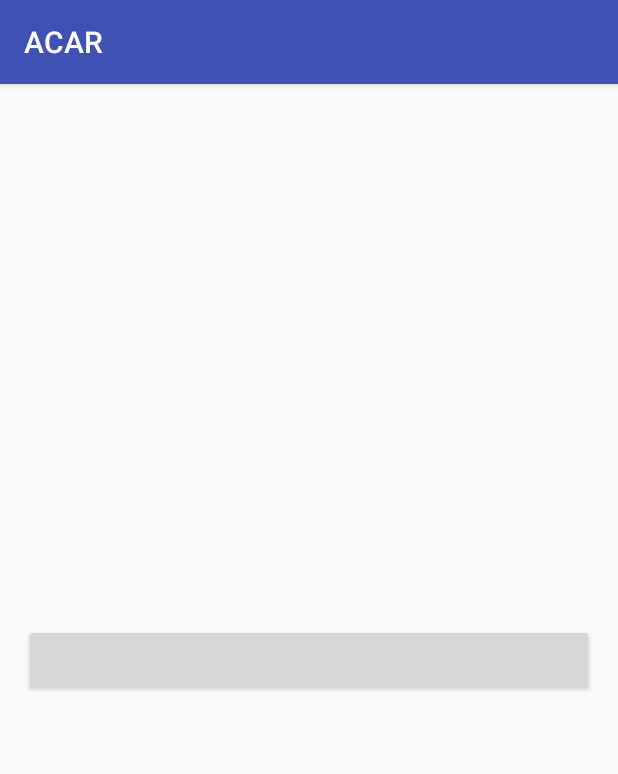
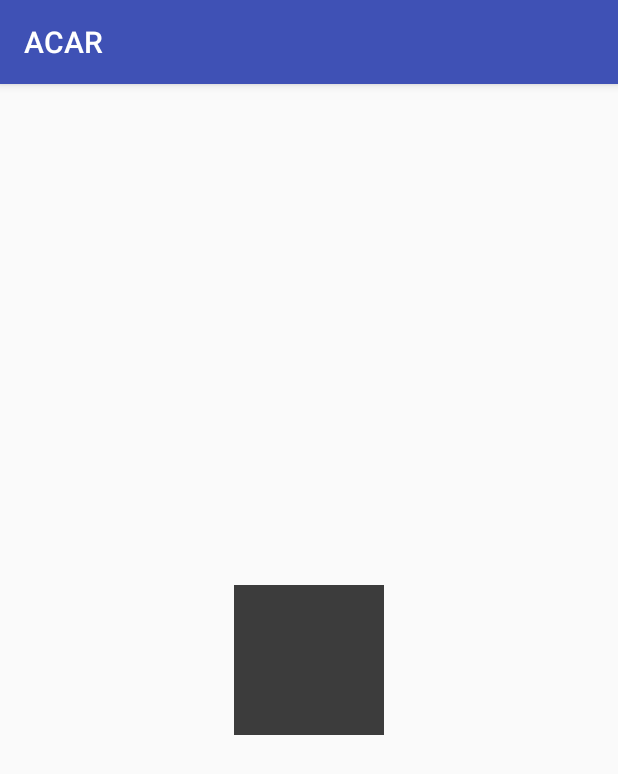
Before and after one commit to buddman1208/ACAR, an Android app: the screen it shows after launch (AuthActivity), on a phone screen of 412 x 824 dp. Shown: the top 774 px of the screen. Run offline under Robolectric (Android 15) with nearby library versions, the phone set to English and light mode, and no system bars; libraries missing offline, so code that uses them is left out: com.facebook, com.facebook.appevents, com.facebook.login; plain views replace LoginButton; 5 statements that could not run were skipped.

Commit message:
[AuthActivity] Implement Fading Animation at AuthActivity

```diff
--- a/app/src/main/java/kr/edcan/acar/activity/AuthActivity.java
+++ b/app/src/main/java/kr/edcan/acar/activity/AuthActivity.java
@@ -2,10 +2,16 @@ package kr.edcan.acar.activity;
 
 import android.content.Intent;
 import android.os.AsyncTask;
+import android.os.Handler;
 import android.support.v4.util.Pair;
 import android.support.v7.app.AppCompatActivity;
 import android.os.Bundle;
 import android.util.Log;
+import android.view.View;
+import android.view.animation.Animation;
+import android.view.animation.AnimationUtils;
+import android.view.animation.TranslateAnimation;
+import android.widget.ImageView;
 import android.widget.Toast;
 
 import com.facebook.CallbackManager;
@@ -27,6 +33,7 @@ import retrofit2.Response;
 
 public class AuthActivity extends AppCompatActivity {
 
+    ImageView logo;
     LoginButton fbLogin;
     CallbackManager manager;
     NetworkInterface service;
@@ -43,6 +50,32 @@ public class AuthActivity extends AppCompatActivity {
         validateUserToken();
     }
 
+    private void animate() {
+        new Handler().postDelayed(new Runnable() {
+            @Override
+            public void run() {
+                TranslateAnimation animation = new TranslateAnimation(0, 0, 0, -500.0f);
+                animation.setDuration(1000);
+                animation.setFillAfter(true);
+                logo.startAnimation(animation);
+                animation.setAnimationListener(new Animation.AnimationListener() {
+                    @Override
+                    public void onAnimationStart(Animation animation) {
+                    }
+                    @Override
+                    public void onAnimationEnd(Animation animation) {
+                        fbLogin.setVisibility(View.VISIBLE);
+                        Animation fadeIn = AnimationUtils.loadAnimation(AuthActivity.this, R.anim.fade_in);
+                        fbLogin.setAnimation(fadeIn);
+                    }
+                    @Override
+                    public void onAnimationRepeat(Animation animation) {
+                    }
+                });
+            }
+        }, 1000);
+    }
+
     private void validateUserToken() {
         Pair<Boolean, User> userPair = dataManager.getActiveUser();
         if (!userPair.first) {
@@ -55,10 +88,12 @@ public class AuthActivity extends AppCompatActivity {
     private void initialize() {
         manager = CallbackManager.Factory.create();
         fbLogin = (LoginButton) findViewById(R.id.auth_facebookbutton);
+        logo = (ImageView) findViewById(R.id.main_logo);
         service = NetworkHelper.getNetworkInstance();
     }
 
     private void setFacebook() {
+        animate();
         LoginManager.getInstance().registerCallback(manager, new FacebookCallback<LoginResult>() {
             @Override
             public void onSuccess(LoginResult loginResult) {
@@ -93,11 +128,16 @@ public class AuthActivity extends AppCompatActivity {
                 public void onResponse(Call<FacebookUser> call, Response<FacebookUser> response) {
                     switch (response.code()) {
                         case 200:
-                            FacebookUser facebookUser = response.body();
+                            final FacebookUser facebookUser = response.body();
                             dataManager.saveFacebookUserInfo(facebookUser);
-                            startActivity(new Intent(AuthActivity.this, MainActivity.class));
-                            Toast.makeText(AuthActivity.this, facebookUser.content.name + " 님 안녕하세요!", Toast.LENGTH_SHORT).show();
-                            finish();
+                            new Handler().postDelayed(new Runnable() {
+                                @Override
+                                public void run() {
+                                    startActivity(new Intent(AuthActivity.this, MainActivity.class));
+                                    Toast.makeText(AuthActivity.this, facebookUser.content.name + " 님 안녕하세요!", Toast.LENGTH_SHORT).show();
+                                    finish();
+                                }
+                            }, 1000);
                             break;
                         case 401:
                             Toast.makeText(AuthActivity.this, "세션이 만료되었습니다.\n다시 로그인해주세요.", Toast.LENGTH_SHORT).show();
--- a/app/src/main/java/kr/edcan/acar/utils/NetworkInterface.java
+++ b/app/src/main/java/kr/edcan/acar/utils/NetworkInterface.java
@@ -4,8 +4,10 @@ import kr.edcan.acar.models.FacebookUser;
 import okhttp3.ResponseBody;
 import retrofit2.Call;
 import retrofit2.http.Field;
+import retrofit2.http.FormUrlEncoded;
 import retrofit2.http.GET;
 import retrofit2.http.POST;
+import retrofit2.http.Query;
 
 /**
  * Created by JunseokOh on 2016. 9. 3..
@@ -13,6 +15,7 @@ import retrofit2.http.POST;
 public interface NetworkInterface {
 
     @POST("/user/update/pushtoken")
+    @FormUrlEncoded
     Call<ResponseBody> pushToken(
             @Field("gcm_token") String gcmToken,
             @Field("id") String userId
@@ -21,6 +24,6 @@ public interface NetworkInterface {
 
     @GET("/auth/facebook/token")
     Call<FacebookUser> userLogin(
-        @Field("access_token") String accessToken
+        @Query("access_token") String accessToken
     );
 }
--- /dev/null
+++ b/app/src/main/res/anim/fade_in.xml
@@ -0,0 +1,11 @@
+<?xml version="1.0" encoding="UTF-8"?>
+
+<set xmlns:android="http://schemas.android.com/apk/res/android"
+    android:interpolator="@android:anim/linear_interpolator">
+    <alpha
+        android:duration="1000"
+        android:fromAlpha="0"
+        android:toAlpha="1.0"
+        />
+
+</set>
--- a/app/src/main/res/layout/activity_auth.xml
+++ b/app/src/main/res/layout/activity_auth.xml
@@ -9,9 +9,19 @@
     android:paddingTop="@dimen/activity_vertical_margin"
     tools:context=".activity.AuthActivity">
 
+    <ImageView
+        android:id="@+id/main_logo"
+        android:layout_width="100dp"
+        android:layout_height="100dp"
+        android:layout_centerInParent="true"
+        android:background="#3c3c3c" />
+
     <com.facebook.login.widget.LoginButton
-        android:layout_centerInParent="true"
         android:id="@+id/auth_facebookbutton"
         android:layout_width="match_parent"
-        android:layout_height="wrap_content" />
+        android:layout_height="wrap_content"
+        android:layout_below="@+id/main_logo"
+        android:layout_centerInParent="true"
+        android:layout_marginTop="100dp"
+        android:visibility="gone" />
 </RelativeLayout>
--- a/app/src/main/res/values/strings.xml
+++ b/app/src/main/res/values/strings.xml
@@ -1,3 +1,4 @@
 <resources>
     <string name="app_name">ACAR</string>
+    <string name="facebook_app_id">1054469141339805</string>
 </resources>
```
Also changed, not shown: app/src/main/AndroidManifest.xml (+4 -3 lines).
